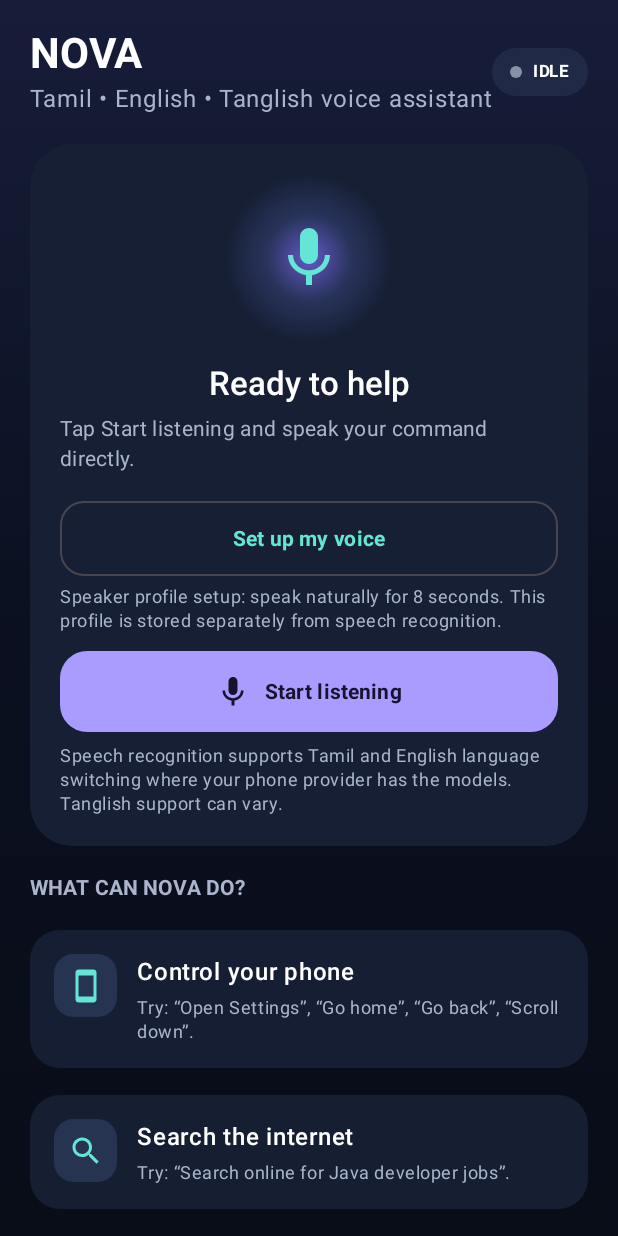
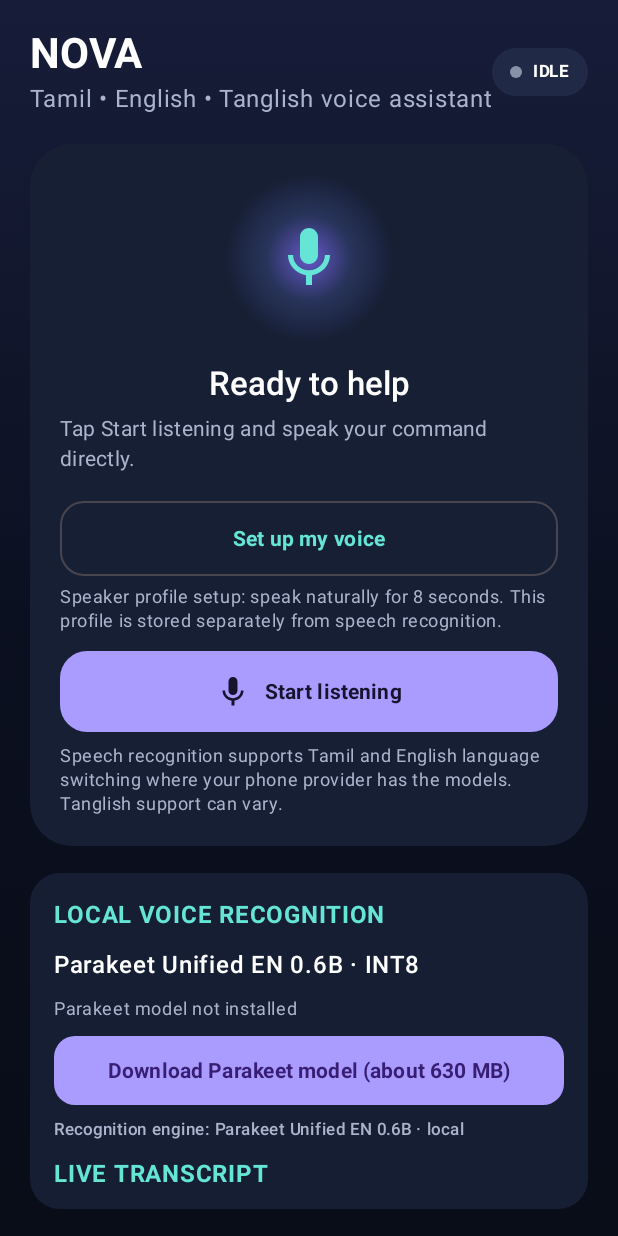
Before and after one commit to guna05221/Nova-Assistant, an Android app built with Jetpack Compose: the screen it shows after launch (MainActivity), on a phone screen of 412 x 824 dp. Run offline under Robolectric (Android 15) with nearby library versions, the phone set to English and light mode, and no system bars; libraries missing offline, so code that uses them is left out: com.k2fsa.sherpa, dev.ffmpegkit.llama, org.apache.commons.

Commit message:
feat(ui): show live and final Parakeet transcripts for testing

```diff
--- a/app/src/main/java/com/guna/nova/MainActivity.kt
+++ b/app/src/main/java/com/guna/nova/MainActivity.kt
@@ -57,14 +57,22 @@ class MainActivity : ComponentActivity() {
         setContent {
             var running by remember { mutableStateOf(false) }
             var status by remember { mutableStateOf("Ready when you are") }
+            var liveTranscript by remember { mutableStateOf("") }
+            var finalTranscript by remember { mutableStateOf("") }
+            var asrEngine by remember { mutableStateOf("Parakeet Unified EN 0.6B · local") }
             val localAi by LocalAiManager.state.collectAsState()
+            val asrState by ParakeetAsrManager.state.collectAsState()
 
             LaunchedEffect(Unit) {
                 LocalAiManager.loadIfPresent(this@MainActivity)
+                ParakeetAsrManager.loadIfInstalled(this@MainActivity)
                 while (true) {
                     val prefs = getSharedPreferences("nova_diagnostics", MODE_PRIVATE)
                     status = prefs.getString("status", "Ready when you are") ?: "Ready when you are"
                     running = prefs.getBoolean("running", false)
+                    liveTranscript = prefs.getString("liveTranscript", "") ?: ""
+                    finalTranscript = prefs.getString("finalTranscript", "") ?: ""
+                    asrEngine = prefs.getString("asrEngine", "Parakeet Unified EN 0.6B · local") ?: "Parakeet Unified EN 0.6B · local"
                     delay(500)
                 }
             }
@@ -236,6 +244,67 @@ class MainActivity : ComponentActivity() {
                                 Spacer(Modifier.height(8.dp))
                                 Text(
                                     "Speech recognition supports Tamil and English language switching where your phone provider has the models. Tanglish support can vary.",
+                                    color = NovaMuted,
+                                    style = MaterialTheme.typography.bodySmall
+                                )
+                            }
+                        }
+
+                        Card(
+                            colors = CardDefaults.cardColors(containerColor = NovaPanel.copy(alpha = 0.98f)),
+                            shape = RoundedCornerShape(20.dp),
+                            modifier = Modifier.fillMaxWidth()
+                        ) {
+                            Column(
+                                modifier = Modifier.fillMaxWidth().padding(16.dp),
+                                verticalArrangement = Arrangement.spacedBy(9.dp)
+                            ) {
+                                Text("LOCAL VOICE RECOGNITION", color = NovaMint, fontWeight = FontWeight.Bold)
+                                Text("Parakeet Unified EN 0.6B · INT8", color = Color.White, fontWeight = FontWeight.SemiBold)
+                                Text(
+                                    asrState.status,
+                                    color = NovaMuted,
+                                    style = MaterialTheme.typography.bodySmall
+                                )
+                                if (asrState.downloading || asrState.progress > 0f) {
+                                    LinearProgressIndicator(
+                                        progress = asrState.progress,
+                                        modifier = Modifier.fillMaxWidth(),
+                                        color = NovaMint
+                                    )
+                                }
+                                Button(
+                                    onClick = { ParakeetAsrManager.download(this@MainActivity) },
+                                    enabled = !asrState.downloading && !asrState.ready,
+                                    modifier = Modifier.fillMaxWidth().height(46.dp),
+                                    shape = RoundedCornerShape(14.dp)
+                                ) {
+                                    Text(
+                                        when {
+                                            asrState.ready -> "Parakeet voice model ready"
+                                            asrState.downloading -> "Downloading voice model…"
+                                            ParakeetAsrManager.isInstalled(this@MainActivity) -> "Load Parakeet model"
+                                            else -> "Download Parakeet model (about 630 MB)"
+                                        },
+                                        fontWeight = FontWeight.Bold
+                                    )
+                                }
+                                Text("Recognition engine: $asrEngine", color = NovaMuted, style = MaterialTheme.typography.labelSmall)
+                                Text("LIVE TRANSCRIPT", color = NovaMint, fontWeight = FontWeight.Bold)
+                                Text(
+                                    liveTranscript.ifBlank { if (running) "Speak now — Nova will show what it hears here." else "Start listening to test your voice." },
+                                    color = Color.White,
+                                    style = MaterialTheme.typography.bodyMedium
+                                )
+                                Divider(color = Color(0xFF34405C))
+                                Text("LAST FINAL TRANSCRIPT", color = NovaMuted, fontWeight = FontWeight.SemiBold)
+                                Text(
+                                    finalTranscript.ifBlank { "Your completed sentence will appear here." },
+                                    color = Color.White,
+                                    style = MaterialTheme.typography.bodyMedium
+                                )
+                                Text(
+                                    "This Parakeet export uses simulated streaming: interim text is refreshed by decoding audio snapshots, then finalized after a pause.",
                                     color = NovaMuted,
                                     style = MaterialTheme.typography.bodySmall
                                 )
```
